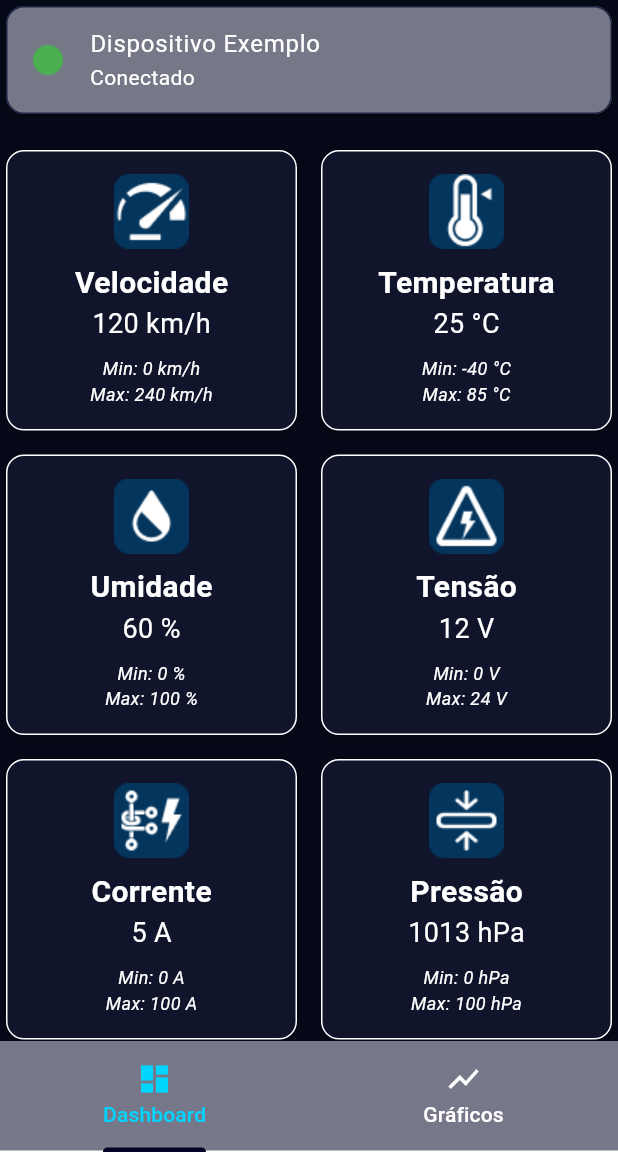
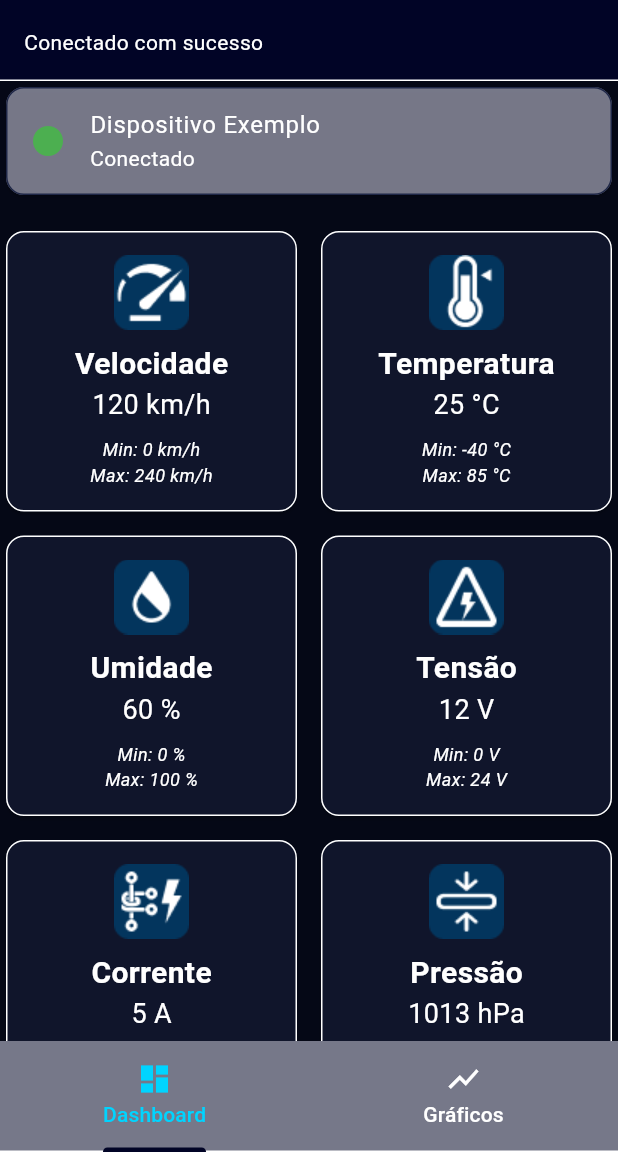
Before and after one commit to GabrielComim/virtualDisplay, a Flutter app: the screen it shows after launch, after a tap on "Dispositivo 1", on a phone screen of 412 x 824 dp, the part 84-1236 px from its top. Run offline on Flutter 3.47's test engine with Material 3 defaults, Android fonts, the phone set to English and light mode, and no system bars; missing offline and left inert: mqtt_client.

Commit message:
feat :sparkles: mqtt funcionando com uma arquitetura iniciada.

```diff
--- a/lib/l10n/app_localizations.dart
+++ b/lib/l10n/app_localizations.dart
@@ -106,6 +106,18 @@ abstract class AppLocalizations {
   /// In pt, this message translates to:
   /// **'Dispositivos conhecidos'**
   String get devicesKnown;
+
+  /// No description provided for @failConnectionMqtt.
+  ///
+  /// In pt, this message translates to:
+  /// **'Falha ao conectar ao broker MQTT'**
+  String get failConnectionMqtt;
+
+  /// No description provided for @successConnection.
+  ///
+  /// In pt, this message translates to:
+  /// **'Conectado com sucesso'**
+  String get successConnection;
 
   /// No description provided for @speed.
   ///
--- a/lib/l10n/app_localizations_en.dart
+++ b/lib/l10n/app_localizations_en.dart
@@ -13,6 +13,12 @@ class AppLocalizationsEn extends AppLocalizations {
 
   @override
   String get devicesKnown => 'Known devices';
+
+  @override
+  String get failConnectionMqtt => 'Falha ao conectar ao broker MQTT';
+
+  @override
+  String get successConnection => 'Conectado com sucesso';
 
   @override
   String get speed => 'Velocidade';
--- a/lib/l10n/app_localizations_pt.dart
+++ b/lib/l10n/app_localizations_pt.dart
@@ -13,6 +13,12 @@ class AppLocalizationsPt extends AppLocalizations {
 
   @override
   String get devicesKnown => 'Dispositivos conhecidos';
+
+  @override
+  String get failConnectionMqtt => 'Falha ao conectar ao broker MQTT';
+
+  @override
+  String get successConnection => 'Conectado com sucesso';
 
   @override
   String get speed => 'Velocidade';
--- a/lib/l10n/app_pt.arb
+++ b/lib/l10n/app_pt.arb
@@ -5,6 +5,10 @@
 
   "@appBarCustom": {"description": "STRINGS USADAS NO appBarCustom"},
   "devicesKnown": "Dispositivos conhecidos",
+
+  "@ScaffoldMessenger": {"description": "STRINGS USADAS NO ScaffoldMessenger"},
+  "failConnectionMqtt": "Falha ao conectar ao broker MQTT",
+  "successConnection": "Conectado com sucesso",
 
   "@cardDashboardNumeric": {"description": "STRINGS USADAS NO cardDashboardNumeric"},
   "speed": "Velocidade",
--- a/lib/main.dart
+++ b/lib/main.dart
@@ -5,6 +5,7 @@ import 'package:virtual_display/theme/app_theme.dart';
 
 // Usado para suporte a múltiplos idiomas
 import 'package:flutter_localizations/flutter_localizations.dart';
+import 'package:virtual_display/utils/globals.dart';
 import 'l10n/app_localizations.dart';
 // Telas
 import 'package:virtual_display/screens/main_screen.dart';
@@ -23,6 +24,8 @@ class MyApp extends StatelessWidget {
   @override
   Widget build(BuildContext context) {
     return MaterialApp(
+      scaffoldMessengerKey:
+          scaffoldMessengerKey, // Key para mostrar banners globalmente
       // Configurações de localização para suporte a múltiplos idiomas
       localizationsDelegates: const [
         AppLocalizations.delegate,
--- a/lib/screens/main_screen.dart
+++ b/lib/screens/main_screen.dart
@@ -1,11 +1,14 @@
 // import 'dart:developer';
 
-import 'dart:developer';
+// import 'dart:developer';
 
 import 'package:flutter/material.dart';
 import 'package:flutter_staggered_grid_view/flutter_staggered_grid_view.dart';
 import 'package:virtual_display/l10n/app_localizations.dart';
-import 'package:virtual_display/services/mqtt_services.dart';
+import 'package:virtual_display/services/mqtt/mqtt_message_processor.dart';
+import 'package:virtual_display/services/mqtt/mqtt_publish.dart';
+import 'package:virtual_display/services/mqtt/mqtt_services.dart';
+import 'package:virtual_display/services/mqtt/topic_manager.dart';
 import 'package:virtual_display/theme/colors.dart';
 import 'package:virtual_display/theme/widgets/app_bar_title_custom.dart';
 import 'package:virtual_display/theme/widgets/decoration_init_screen.dart';
@@ -50,6 +53,92 @@ class _MainScreenState extends State<MainScreen> {
   List<CardsDashboard> cardsDashboard = [];
   CardsDashboard? draggedCard;
   final mqttService = MqttServices();
+
+  @override
+  void initState() {
+    super.initState();
+    // Inicializa a lista de cards do dashboard com os dados recebidos
+    cardsDashboard = List.generate(
+      widget.idCard.length,
+      (index) => CardsDashboard(
+        id: widget.idCard[index],
+        typeCard: widget.typeCard[index],
+        title: widget.title[index],
+        value: widget.value[index],
+        unit: widget.unit[index],
+        minValue: widget.minValue[index],
+        maxValue: widget.maxValue[index],
+      ),
+    );
+
+    // Faz o processamento da mensagem recebida
+    mqttService.onMessageReceived = MqttMessageProcessor().process;
+    // Increve-se nos tópicos necessários
+    topicsInitialization(mqttService);
+    // Envia requisição das configurações iniciais
+    MqttPublish(mqttService).requestConfig();
+  }
+
+  @override
+  Widget build(BuildContext context) {
+    return Container(
+      decoration: decorationInitScreen(),
+      child: DefaultTabController(
+        length: 2,
+        child: Scaffold(
+          appBar: AppBar(
+            title: AppBarTitleCustom(
+              textScreen: AppLocalizations.of(context)!.appTitle,
+            ),
+            actions: [buttonMoreOptions(context)],
+          ),
+          body: SafeArea(
+            child: Column(
+              children: [
+                // CARD DE CONEXÃO DO DISPOSITIVO
+                CardsConectionDevice(
+                  deviceName: widget.deviceName,
+                  deviceStatus: widget.deviceStatus,
+                ),
+                SizedBox(height: 16),
+                Expanded(
+                  child: TabBarView(
+                    children: [
+                      // CARDS DE DASHBOARD
+                      // Cria um grid que se auto ajusta conforme o tamanho de cada card, neste caso conforme o tipo do card.
+                      _dashboardView(),
+                      // Aba com os gráficos, que ainda não foi implementada, mas já está estruturada para receber os gráficos futuramente.
+                      _graphicsView(),
+                    ],
+                  ),
+                ),
+              ],
+            ),
+          ),
+          bottomNavigationBar: SafeArea(
+            top: false,
+            child: Material(
+              // color: Theme.of(context).colorScheme.surface,
+              color: AppColors.cardConnectionBackground,
+              child: TabBar(
+                labelColor: ColorScheme.of(context).secondary,
+                tabs: [
+                  Tab(
+                    icon: Icon(Icons.dashboard),
+                    text: AppLocalizations.of(context)!.tabDashboard,
+                  ),
+                  Tab(
+                    icon: Icon(Icons.show_chart),
+                    text: AppLocalizations.of(context)!.tabGraphics,
+                  ),
+                ],
+              ),
+            ),
+          ),
+        ),
+      ),
+    );
+  }
 
   Widget _dashboardView() {
     return SingleChildScrollView(
@@ -155,90 +244,4 @@ class _MainScreenState extends State<MainScreen> {
       },
     );
   }
-
-  @override
-  void initState() {
-    super.initState();
-    // Inicializa a lista de cards do dashboard com os dados recebidos
-    cardsDashboard = List.generate(
-      widget.idCard.length,
-      (index) => CardsDashboard(
-        id: widget.idCard[index],
-        typeCard: widget.typeCard[index],
-        title: widget.title[index],
-        value: widget.value[index],
-        unit: widget.unit[index],
-        minValue: widget.minValue[index],
-        maxValue: widget.maxValue[index],
-      ),
-    );
-
-    mqttService.onMessageReceived = (topic, payload) {
-    setState(() {
-      // atualizar seus cards aqui
-    });
-    };
-    mqttService.subscribe(Constants.mqttTopicTest);
-  }
-
-  @override
-  Widget build(BuildContext context) {
-    return Container(
-      decoration: decorationInitScreen(),
-      child: DefaultTabController(
-        length: 2,
-        child: Scaffold(
-          appBar: AppBar(
-            title: AppBarTitleCustom(
-              textScreen: AppLocalizations.of(context)!.appTitle,
-            ),
-            actions: [buttonMoreOptions(context)],
-          ),
-          body: SafeArea(
-            child: Column(
-              children: [
-                // CARD DE CONEXÃO DO DISPOSITIVO
-                CardsConectionDevice(
-                  deviceName: widget.deviceName,
-                  deviceStatus: widget.deviceStatus,
-                ),
-                SizedBox(height: 16),
-                Expanded(
-                  child: TabBarView(
-                    children: [
-                      // CARDS DE DASHBOARD
-                      // Cria um grid que se auto ajusta conforme o tamanho de cada card, neste caso conforme o tipo do card.
-                      _dashboardView(),
-                      // Aba com os gráficos, que ainda não foi implementada, mas já está estruturada para receber os gráficos futuramente.
-                      _graphicsView(),
-                    ],
-                  ),
-                ),
-              ],
-            ),
-          ),
-          bottomNavigationBar: SafeArea(
-            top: false,
-            child: Material(
-              // color: Theme.of(context).colorScheme.surface,
-              color: AppColors.cardConnectionBackground,
-              child: TabBar(
-                labelColor: ColorScheme.of(context).secondary,
-                tabs: [
-                  Tab(
-                    icon: Icon(Icons.dashboard),
-                    text: AppLocalizations.of(context)!.tabDashboard,
-                  ),
-                  Tab(
-                    icon: Icon(Icons.show_chart),
-                    text: AppLocalizations.of(context)!.tabGraphics,
-                  ),
-                ],
-              ),
-            ),
-          ),
-        ),
-      ),
-    );
-  }
 }
--- /dev/null
+++ b/lib/services/mqtt/mqtt_connection.dart
@@ -0,0 +1,10 @@
+import 'package:virtual_display/services/mqtt/mqtt_services.dart';
+
+Future<bool> mqttConnection(MqttServices mqttServices) async {
+  final connected =  await mqttServices.connect(
+    broker: 'cebea07170a6456b831f1051f9f9ce47.s1.eu.hivemq.cloud',
+    clientId: 'client_app',
+    port: 8883,
+  );
+  return connected;
+}
--- /dev/null
+++ b/lib/services/mqtt/mqtt_message_processor.dart
@@ -0,0 +1,26 @@
+import 'dart:developer';
+
+import 'package:virtual_display/utils/constants.dart';
+
+// Implementa-se aqui o recebimento de mensagens via MQTT
+class MqttMessageProcessor {
+  void process(String topic, String payload) {
+    if(topic.endsWith(Constants.topicConfig)) {
+        _processConfig(payload);
+    } else if(topic.endsWith(Constants.topicData)) {
+      _processData(payload);
+    } else if(topic.endsWith(Constants.topicRequestConfig)) {
+    } else if(topic.endsWith(Constants.topicConfigAck)) {
+    } else {
+      log('MENSAGEM AINDA NÃO IMPLEMENTADA: $payload');
+    }
+  }
+
+  void _processConfig(String payload) {
+    // Converte o payload recebido de JSON para cada variável desejada
+  }
+
+  void _processData(String payload) {
+
+  }
+}
--- /dev/null
+++ b/lib/services/mqtt/mqtt_publish.dart
@@ -0,0 +1,22 @@
+import 'dart:convert';
+
+import 'package:virtual_display/services/mqtt/mqtt_services.dart';
+import 'package:virtual_display/utils/constants.dart';
+
+// Implementa-se aqui o envio de mensagens para o broker
+class MqttPublish {
+  final MqttServices mqttService;
+
+  // construtor
+  MqttPublish(this.mqttService);
+
+  // Solicita a configuração inicial ao dispositivo
+  void requestConfig() {
+    mqttService.publish(Constants.mqttTopicTest, jsonEncode({'command': 'getConfig'}));
+  }
+
+  // Confirma que recebeu a configuração inicial
+  void configAck() {
+    mqttService.publish(Constants.mqttTopicConfigAck, jsonEncode({'received': 'true'}));
+  }
+}
--- /dev/null
+++ b/lib/services/mqtt/topic_manager.dart
@@ -0,0 +1,10 @@
+import 'package:virtual_display/services/mqtt/mqtt_services.dart';
+import 'package:virtual_display/utils/constants.dart';
+
+void topicsInitialization(MqttServices mqttService) {
+  mqttService.subscribe(Constants.mqttTopicTest);
+  mqttService.subscribe(Constants.mqttTopicConfig);
+  mqttService.subscribe(Constants.mqttTopicRequestConfig);
+  mqttService.subscribe(Constants.mqttTopicConfigAck);
+  mqttService.subscribe(Constants.mqttTopicData);
+}
--- a/lib/utils/constants.dart
+++ b/lib/utils/constants.dart
@@ -68,4 +68,14 @@ class Constants {
 
   // Tópicos MQTT
   static const String mqttTopicTest = 'virtualDisplay/test';
+  static const String mqttTopicData = 'virtualDisplay/data';
+  static const String mqttTopicConfig = 'virtualDisplay/config';
+  static const String mqttTopicRequestConfig = 'virtualDisplay/request_config';
+  static const String mqttTopicConfigAck = 'virtualDisplay/config_ack';
+
+  // Usado para lógica de comparação
+  static const String topicConfig = '/config';
+  static const String topicData = '/data';
+  static const String topicRequestConfig = '/request_config';
+  static const String topicConfigAck = '/config_ack';
 }
--- /dev/null
+++ b/lib/utils/globals.dart
@@ -0,0 +1,6 @@
+import 'package:flutter/material.dart';
+
+final GlobalKey<NavigatorState> navigatorKey = GlobalKey<NavigatorState>();
+
+final GlobalKey<ScaffoldMessengerState> scaffoldMessengerKey =
+    GlobalKey<ScaffoldMessengerState>();
--- a/lib/widgets/cards/cards_devices.dart
+++ b/lib/widgets/cards/cards_devices.dart
@@ -1,7 +1,10 @@
 import 'package:flutter/material.dart';
-import 'package:virtual_display/services/mqtt_services.dart';
+import 'package:virtual_display/l10n/app_localizations.dart';
+import 'package:virtual_display/services/mqtt/mqtt_connection.dart';
+import 'package:virtual_display/services/mqtt/mqtt_services.dart';
 import 'package:virtual_display/tests.dart';
 import 'package:virtual_display/utils/constants.dart';
+import 'package:virtual_display/widgets/show_material_banner.dart';
 
 class CardsDevices extends StatefulWidget {
   final String deviceName;
@@ -27,22 +30,13 @@ class _CardsDevicesState extends State<CardsDevices> {
     return InkWell(
       onTap: () async {
         // Tenta se conectar com o broker MQTT antes de trocar de tela
-        final connected = await mqttServices.connect(
-          broker: 'cebea07170a6456b831f1051f9f9ce47.s1.eu.hivemq.cloud',
-          clientId: 'client_app',
-          port: 8883,
-        );
+        final connected = await mqttConnection(mqttServices);
         if (connected) {
-          // Publicação de teste
-          mqttServices.publish(
-            Constants.mqttTopicTest,
-            '''
-            {
-              "device":"Flutter",
-              "msg":"Conectado"
-            }
-            '''
-          );
+          // Informa o usuário que se conectou
+          if (context.mounted) {
+            ShowBanner.messengerShow(context, AppLocalizations.of(context)!.successConnection, false);
+          }
+
           // Se a conexão for bem-sucedida, navega para a tela principal
           if (context.mounted) {
             Navigator.pushNamed(
@@ -62,9 +56,7 @@ class _CardsDevicesState extends State<CardsDevices> {
         } else {
           // Se a conexão falhar, exibe uma mensagem de erro
           if (context.mounted) {
-            ScaffoldMessenger.of(context).showSnackBar(
-              SnackBar(content: Text('Falha ao conectar ao broker MQTT')),
-            );
+            ShowBanner.messengerShow(context, AppLocalizations.of(context)!.failConnectionMqtt, true);
           }
         }
       },
--- /dev/null
+++ b/lib/widgets/show_material_banner.dart
@@ -0,0 +1,43 @@
+import 'package:flutter/material.dart';
+import 'dart:async';
+import 'package:virtual_display/l10n/app_localizations.dart';
+import 'package:virtual_display/utils/globals.dart';
+
+class ShowBanner {
+
+  static Timer? _timer;
+
+  static void messengerShow(BuildContext context, String message, bool isError) {
+    final Color color = isError ? Theme.of(context).colorScheme.errorContainer : Theme.of(context).colorScheme.primaryContainer;
+
+    showMaterialBanner(color, message, AppLocalizations.of(context)!.ok);
+  }
+
+  static void showMaterialBanner(Color color, String message, String msgButton) {
+
+    final messenger = scaffoldMessengerKey.currentState;
+    if (messenger == null) return;
+    // Remove qualquer banner ativo antes de mostrar um novo
+    messenger.clearMaterialBanners();
+    // Cancela qualquer timer anterior
+    _timer?.cancel();
+
+    messenger.showMaterialBanner(
+      MaterialBanner(
+        content: Text(message),
+        backgroundColor: color,
+        actions: [
+          TextButton(
+            onPressed: () {
+              messenger.hideCurrentMaterialBanner();
+            },
+            child: Text(msgButton),
+          ),
+        ],
+      ),
+    );
+    _timer = Timer(Duration(seconds: 4), () {
+      messenger.hideCurrentMaterialBanner();
+    });
+  }
+}
```
Also changed, not shown: lib/services/mqtt/mqtt_services.dart (renamed from lib/services/mqtt_services.dart), lib/services/mqtt/protocol_parser.dart (added).
